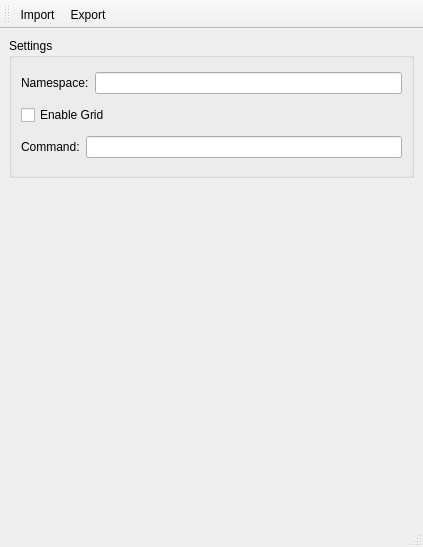
Above: omtk/animation/pickerUI.ui from renaudll/omtk before the change. Below: the same form after it.
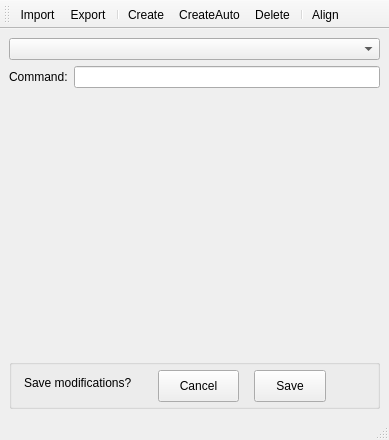
That is the form after the change.

Commit message: implement autoCreate, load_layout, save_layout picker now come with defaultLayout and background

```diff
--- a/omtk/animation/pickerUI.ui
+++ b/omtk/animation/pickerUI.ui
@@ -6,91 +6,135 @@
    <rect>
     <x>0</x>
     <y>0</y>
-    <width>423</width>
-    <height>547</height>
+    <width>389</width>
+    <height>440</height>
    </rect>
   </property>
+  <property name="sizePolicy">
+   <sizepolicy hsizetype="Minimum" vsizetype="Minimum">
+    <horstretch>0</horstretch>
+    <verstretch>0</verstretch>
+   </sizepolicy>
+  </property>
   <property name="windowTitle">
    <string>Squeeze Picker (prototype)</string>
   </property>
   <widget class="QWidget" name="centralwidget">
-   <layout class="QVBoxLayout" name="verticalLayout">
+   <layout class="QVBoxLayout" name="verticalLayout_2">
+    <item>
+     <widget class="QComboBox" name="comboBox"/>
+    </item>
+    <item>
+     <layout class="QHBoxLayout" name="horizontalLayout_2">
+      <property name="sizeConstraint">
+       <enum>QLayout::SetDefaultConstraint</enum>
+      </property>
+      <item>
+       <widget class="QLabel" name="label_command">
+        <property name="sizePolicy">
+         <sizepolicy hsizetype="Preferred" vsizetype="Fixed">
+          <horstretch>0</horstretch>
+          <verstretch>0</verstretch>
+         </sizepolicy>
+        </property>
+        <property name="maximumSize">
+         <size>
+          <width>16777215</width>
+          <height>16777215</height>
+         </size>
+        </property>
+        <property name="text">
+         <string>Command:</string>
+        </property>
+       </widget>
+      </item>
+      <item>
+       <widget class="QLineEdit" name="lineEdit_command">
+        <property name="sizePolicy">
+         <sizepolicy hsizetype="Expanding" vsizetype="Maximum">
+          <horstretch>0</horstretch>
+          <verstretch>0</verstretch>
+         </sizepolicy>
+        </property>
+       </widget>
+      </item>
+     </layout>
+    </item>
+    <item>
+     <widget class="QWidget" name="widget" native="true">
+      <property name="sizePolicy">
+       <sizepolicy hsizetype="Preferred" vsizetype="Expanding">
+        <horstretch>0</horstretch>
+        <verstretch>0</verstretch>
+       </sizepolicy>
+      </property>
+     </widget>
+    </item>
+    <item>
+     <layout class="QVBoxLayout" name="verticalLayout"/>
+    </item>
     <item>
      <widget class="QGroupBox" name="groupBox">
       <property name="sizePolicy">
-       <sizepolicy hsizetype="Expanding" vsizetype="Minimum">
+       <sizepolicy hsizetype="Preferred" vsizetype="Expanding">
         <horstretch>0</horstretch>
         <verstretch>0</verstretch>
        </sizepolicy>
       </property>
-      <property name="minimumSize">
-       <size>
-        <width>0</width>
-        <height>0</height>
-       </size>
-      </property>
       <property name="maximumSize">
        <size>
         <width>16777215</width>
-        <height>140</height>
+        <height>50</height>
        </size>
       </property>
+      <property name="autoFillBackground">
+       <bool>false</bool>
+      </property>
       <property name="title">
-       <string>Settings</string>
+       <string/>
       </property>
-      <layout class="QVBoxLayout" name="verticalLayout_2">
-       <item>
-        <layout class="QHBoxLayout" name="horizontalLayout">
-         <item>
-          <widget class="QLabel" name="label">
-           <property name="maximumSize">
-            <size>
-             <width>16777215</width>
-             <height>20</height>
-            </size>
-           </property>
-           <property name="text">
-            <string>Namespace:</string>
-           </property>
-          </widget>
-         </item>
-         <item>
-          <widget class="QLineEdit" name="lineEdit_namespace"/>
-         </item>
-        </layout>
-       </item>
-       <item>
-        <widget class="QCheckBox" name="checkBox">
-         <property name="text">
-          <string>Enable Grid</string>
-         </property>
-        </widget>
-       </item>
-       <item>
-        <layout class="QHBoxLayout" name="horizontalLayout_2">
-         <item>
-          <widget class="QLabel" name="label_command">
-           <property name="text">
-            <string>Command:</string>
-           </property>
-          </widget>
-         </item>
-         <item>
-          <widget class="QLineEdit" name="lineEdit_command"/>
-         </item>
-        </layout>
-       </item>
-      </layout>
-     </widget>
-    </item>
-    <item>
-     <widget class="QWidget" name="widget" native="true">
-      <property name="sizePolicy">
-       <sizepolicy hsizetype="Preferred" vsizetype="Preferred">
-        <horstretch>0</horstretch>
-        <verstretch>0</verstretch>
-       </sizepolicy>
+      <property name="flat">
+       <bool>false</bool>
       </property>
+      <widget class="QLabel" name="label">
+       <property name="geometry">
+        <rect>
+         <x>15</x>
+         <y>15</y>
+         <width>126</width>
+         <height>17</height>
+        </rect>
+       </property>
+       <property name="text">
+        <string>Save modifications?</string>
+       </property>
+      </widget>
+      <widget class="QPushButton" name="pushButton_2">
+       <property name="geometry">
+        <rect>
+         <x>149</x>
+         <y>11</y>
+         <width>81</width>
+         <height>32</height>
+        </rect>
+       </property>
+       <property name="text">
+        <string>Cancel</string>
+       </property>
+      </widget>
+      <widget class="QPushButton" name="pushButton">
+       <property name="geometry">
+        <rect>
+         <x>245</x>
+         <y>11</y>
+         <width>72</width>
+         <height>32</height>
+        </rect>
+       </property>
+       <property name="text">
+        <string>Save</string>
+       </property>
+      </widget>
      </widget>
     </item>
    </layout>
@@ -108,6 +152,12 @@
    </attribute>
    <addaction name="actionImport"/>
    <addaction name="actionExport"/>
+   <addaction name="separator"/>
+   <addaction name="actionCreate"/>
+   <addaction name="actionCreateAuto"/>
+   <addaction name="actionDelete"/>
+   <addaction name="separator"/>
+   <addaction name="actionAlign"/>
   </widget>
   <action name="actionImport">
    <property name="text">
@@ -124,6 +174,26 @@
     <string>UpdateCommand</string>
    </property>
   </action>
+  <action name="actionCreate">
+   <property name="text">
+    <string>Create</string>
+   </property>
+  </action>
+  <action name="actionDelete">
+   <property name="text">
+    <string>Delete</string>
+   </property>
+  </action>
+  <action name="actionAlign">
+   <property name="text">
+    <string>Align</string>
+   </property>
+  </action>
+  <action name="actionCreateAuto">
+   <property name="text">
+    <string>CreateAuto</string>
+   </property>
+  </action>
  </widget>
  <resources/>
  <connections>
```
The commit also changes 4 other files.
